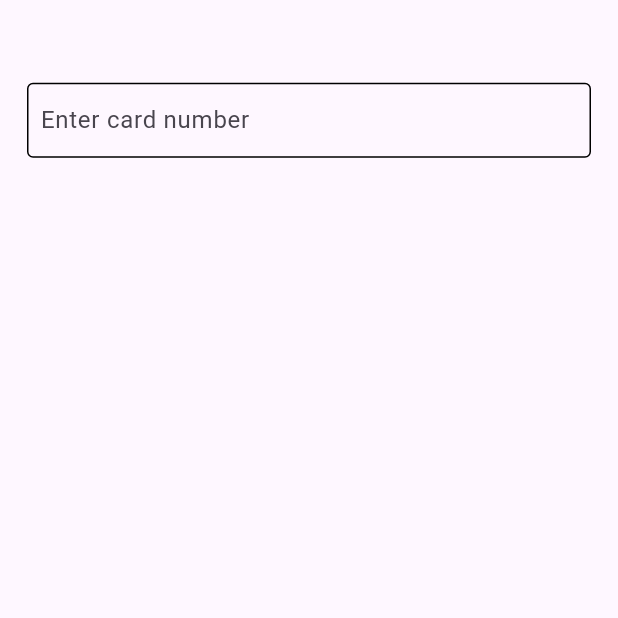
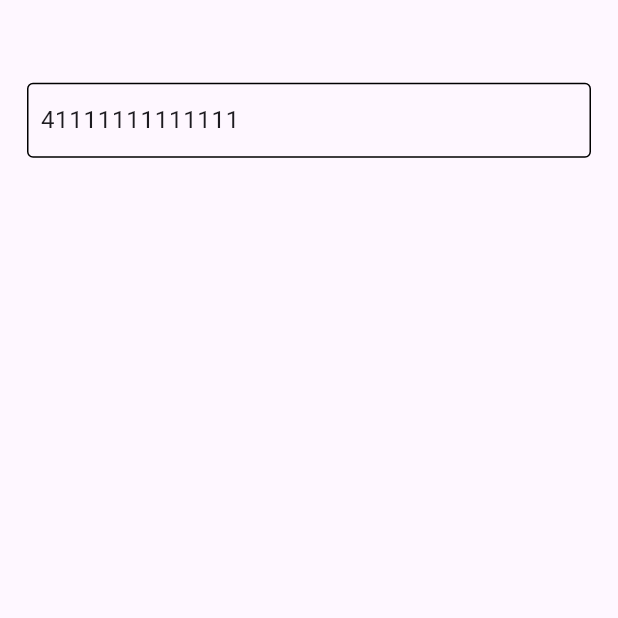
Before and after one commit to rodrigobastosv/fancy_credit_card_input, a Flutter app: the screen it shows after launch, on a phone screen of 412 x 824 dp, the part 482-1100 px from its top. Run offline on Flutter 3.47's test engine with Material 3 defaults, Android fonts, the phone set to English and light mode, and no system bars; our stand-ins replace flutter_svg, mask_text_input_formatter.

Commit message:
Add suport for filling the input with initial values

```diff
--- a/example/lib/main.dart
+++ b/example/lib/main.dart
@@ -25,6 +25,10 @@ class MyApp extends StatelessWidget {
               mainAxisAlignment: MainAxisAlignment.center,
               children: [
                 FancyCreditCardInput(
+                  cardNumberInitialValue: '41111111111111',
+                  expiryMonthInitialValue: 11,
+                  expiryYearInitialValue: 25,
+                  cvvInitialValue: '123',
                   onFormCompleted: (cardData) {
                     // ignore: avoid_print
                     print(cardData);
--- a/lib/src/fancy_credit_card_input.dart
+++ b/lib/src/fancy_credit_card_input.dart
@@ -4,8 +4,7 @@ import 'package:flutter/material.dart';
 import 'package:mask_text_input_formatter/mask_text_input_formatter.dart';
 
 typedef LabelBuilder = Widget Function(bool hasError);
-typedef CardNumberBuilder = Widget Function(
-    CardBrand brand, String cardLastFourDigits);
+typedef CardNumberBuilder = Widget Function(CardBrand brand, String cardLastFourDigits);
 typedef DecorationBuilder = Decoration Function(bool hasFocus, bool hasError);
 typedef ErrorBuilder = Widget Function(String errorMessage);
 
@@ -14,6 +13,10 @@ class FancyCreditCardInput extends StatefulWidget {
     required this.onFormCompleted,
     required this.cardNumberBuilder,
     required this.decorationBuilder,
+    this.cardNumberInitialValue,
+    this.expiryMonthInitialValue,
+    this.expiryYearInitialValue,
+    this.cvvInitialValue,
     this.labelBuilder,
     this.errorBuilder,
     this.cardNumberMask = '#### #### #### #### ###',
@@ -48,6 +51,18 @@ class FancyCreditCardInput extends StatefulWidget {
   ///
   /// It receives both the focus and error states so you can customize your ui accordingly.
   final DecorationBuilder decorationBuilder;
+
+  /// Initial value for the card number field
+  final String? cardNumberInitialValue;
+
+  /// Initial value for the expiry month field
+  final int? expiryMonthInitialValue;
+
+  /// Initial value for the expiry year field
+  final int? expiryYearInitialValue;
+
+  /// Initial value for the cvv field
+  final String? cvvInitialValue;
 
   /// Builder executed to customize the label above the component.
   ///
@@ -107,9 +122,9 @@ class FancyCreditCardInput extends StatefulWidget {
 }
 
 class _FancyCreditCardInputState extends State<FancyCreditCardInput> {
-  final TextEditingController _cardNumberController = TextEditingController();
-  final TextEditingController _expiryDateController = TextEditingController();
-  final TextEditingController _cvvController = TextEditingController();
+  late TextEditingController _cardNumberController;
+  late TextEditingController _expiryDateController;
+  late TextEditingController _cvvController;
 
   final FocusNode _cardNumberFocusNode = FocusNode();
   final FocusNode _expiryFocusNode = FocusNode();
@@ -125,35 +140,41 @@ class _FancyCreditCardInputState extends State<FancyCreditCardInput> {
 
   CardBrand _cardBrand = CardBrand.unknown;
 
-  Duration get animationDuration =>
-      widget.animationDuration ?? const Duration(milliseconds: 300);
+  Duration get animationDuration => widget.animationDuration ?? const Duration(milliseconds: 300);
 
   String get _lastFourDigits {
     final creditCardNumber = cardNumberMask.getUnmaskedText();
-    return creditCardNumber.length > 4
-        ? creditCardNumber.substring(creditCardNumber.length - 4)
-        : creditCardNumber;
+    return creditCardNumber.length > 4 ? creditCardNumber.substring(creditCardNumber.length - 4) : creditCardNumber;
   }
 
-  bool get _hasFocus =>
-      _cardNumberFocusNode.hasFocus ||
-      _expiryFocusNode.hasFocus ||
-      _cvvFocusNode.hasFocus;
+  bool get _hasFocus => _cardNumberFocusNode.hasFocus || _expiryFocusNode.hasFocus || _cvvFocusNode.hasFocus;
   bool get _hasError => _errorMessage != null;
 
   @override
   void initState() {
     super.initState();
-    cardNumberMask = MaskTextInputFormatter(
-        mask: widget.cardNumberMask, initialText: null, filter: digitFilter);
-    expiryMask = MaskTextInputFormatter(
-        mask: widget.expiryDateType.value,
-        initialText: null,
-        filter: digitFilter);
-    cvvMask = MaskTextInputFormatter(
-        mask: widget.cvvMask, initialText: null, filter: digitFilter);
+
+    final initialExpiryDate = widget.expiryMonthInitialValue != null && widget.expiryYearInitialValue != null
+        ? switch (widget.expiryDateType) {
+            ExpiryDateType.regular => '${widget.expiryMonthInitialValue}/${widget.expiryYearInitialValue}',
+            ExpiryDateType.fullYear => '${widget.expiryMonthInitialValue}/20${widget.expiryYearInitialValue}',
+          }
+        : null;
+    _cardNumberController = TextEditingController(text: widget.cardNumberInitialValue);
+    _expiryDateController = TextEditingController(text: initialExpiryDate);
+    _cvvController = TextEditingController(text: widget.cvvInitialValue);
+
+    cardNumberMask = MaskTextInputFormatter(mask: widget.cardNumberMask, initialText: widget.cardNumberInitialValue, filter: digitFilter);
+    expiryMask = MaskTextInputFormatter(mask: widget.expiryDateType.value, initialText: initialExpiryDate, filter: digitFilter);
+    cvvMask = MaskTextInputFormatter(mask: widget.cvvMask, initialText: widget.cvvInitialValue, filter: digitFilter);
 
     _cardNumberFocusNode.addListener(_cardNumberFieldLostFocusListener);
+
+    if (hasCardNumberInformation(_cardNumberController.text, _expiryDateController.text, _cvvController.text)) {
+      setState(() {
+        _isCollapsed = true;
+      });
+    }
   }
 
   void _cardNumberFieldLostFocusListener() {
@@ -186,23 +207,15 @@ class _FancyCreditCardInputState extends State<FancyCreditCardInput> {
                     firstChild: _buildCardNumberField(),
                     secondChild: GestureDetector(
                       onTap: _expandCardNumberField,
-                      child:
-                          widget.cardNumberBuilder(_cardBrand, _lastFourDigits),
+                      child: widget.cardNumberBuilder(_cardBrand, _lastFourDigits),
                     ),
-                    crossFadeState: _isCollapsed
-                        ? CrossFadeState.showSecond
-                        : CrossFadeState.showFirst,
+                    crossFadeState: _isCollapsed ? CrossFadeState.showSecond : CrossFadeState.showFirst,
                     duration: animationDuration,
                     firstCurve: widget.animationCurve,
                     secondCurve: widget.animationCurve,
                   ),
                 ),
-                if (_isCollapsed) ...[
-                  const SizedBox(width: 12),
-                  _buildExpiryField(),
-                  const SizedBox(width: 8),
-                  _buildCVVField()
-                ],
+                if (_isCollapsed) ...[const SizedBox(width: 12), _buildExpiryField(), const SizedBox(width: 8), _buildCVVField()],
               ],
             ),
           ),
@@ -229,16 +242,15 @@ class _FancyCreditCardInputState extends State<FancyCreditCardInput> {
 
     _validateFields(cardNumberMasked, expiryMasked, cvvMasked);
 
-    if (_cardBrand != CardBrand.unknown &&
-        expiryText.length == widget.expiryDateType.length &&
-        cvvText.length == 3) {
+    if (_cardBrand != CardBrand.unknown && expiryText.length == widget.expiryDateType.length && cvvText.length == 3) {
       final expiryValues = expiryMasked.split('/');
       widget.onFormCompleted(
         CardData(
           brand: _cardBrand,
           cardNumber: cardNumberText,
           expiryMonth: int.parse(expiryValues.first),
-          expiryYear: int.parse(expiryValues.last),
+          expiryYear:
+              int.parse(switch (widget.expiryDateType) { ExpiryDateType.regular => expiryValues.last, ExpiryDateType.fullYear => '20${expiryValues.last}' }),
           cvv: cvvText,
         ),
       );
@@ -247,8 +259,7 @@ class _FancyCreditCardInputState extends State<FancyCreditCardInput> {
     }
   }
 
-  void _validateFields(
-      String cardNumberMasked, String expiryMasked, String cvvMasked) {
+  void _validateFields(String cardNumberMasked, String expiryMasked, String cvvMasked) {
     if (widget.cardNumberValidator != null) {
       _errorMessage = widget.cardNumberValidator!(cardNumberMasked);
     }
@@ -263,6 +274,11 @@ class _FancyCreditCardInputState extends State<FancyCreditCardInput> {
     setState(() {});
   }
 
+  bool hasCardNumberInformation(String cardNumberMasked, String expiryMasked, String cvvMasked) {
+    final cardNumber = cardNumberMask.unmaskText(cardNumberMasked);
+    return widget.supportedCardLengths.contains(cardNumber.length) && !_editCardNumber;
+  }
+
   Widget _buildCardNumberField() => TextField(
         controller: _cardNumberController,
         focusNode: _cardNumberFocusNode,
@@ -270,8 +286,7 @@ class _FancyCreditCardInputState extends State<FancyCreditCardInput> {
         inputFormatters: [cardNumberMask],
         onChanged: (cardNumberMasked) {
           final cardNumber = cardNumberMask.unmaskText(cardNumberMasked);
-          if (widget.supportedCardLengths.contains(cardNumber.length) &&
-              !_editCardNumber) {
+          if (widget.supportedCardLengths.contains(cardNumber.length) && !_editCardNumber) {
             setState(() {
               _isCollapsed = true;
               _cardBrand = CardBrand.fromCardNumber(cardNumber);
--- a/pubspec.yaml
+++ b/pubspec.yaml
@@ -1,6 +1,6 @@
 name: fancy_credit_card_input
 description: "A highly customizable credit card input field with support for card number, expiry date and cvv with some built in animations"
-version: 1.0.0
+version: 1.0.1
 homepage: https://github.com/rodrigobastosv/fancy_credit_card_input
 
 environment:
```
Also changed, not shown: 2 other files.
